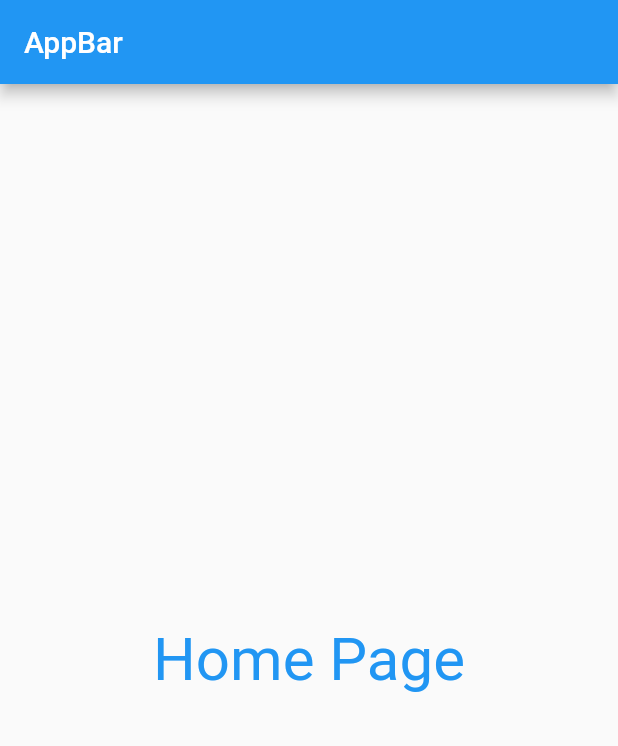
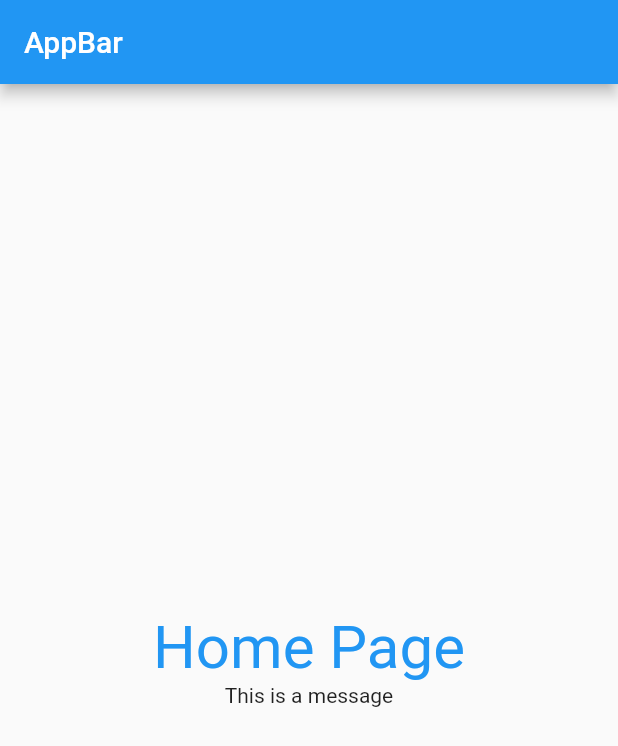
Before and after one commit to idlevandal/flutter_github_actions, a Flutter app: the screen it shows after launch, on a phone screen of 412 x 824 dp. Shown: the top 746 px of the screen. Run offline on Flutter 3.47's test engine with Material 2 defaults, Android fonts, the phone set to English and light mode, and no system bars.

Commit message:
fiz flutter analyze

```diff
--- a/lib/main.dart
+++ b/lib/main.dart
@@ -40,7 +40,7 @@ class _HomeState extends State<Home> {
           crossAxisAlignment: CrossAxisAlignment.center,
           children: const [
             Text('Home Page', style: TextStyle(fontSize: 40.0, color: Colors.blue),),
-            // Message(),
+            Message(),
           ],
         ),
       ),
```
Also changed, not shown: 1 other file.
